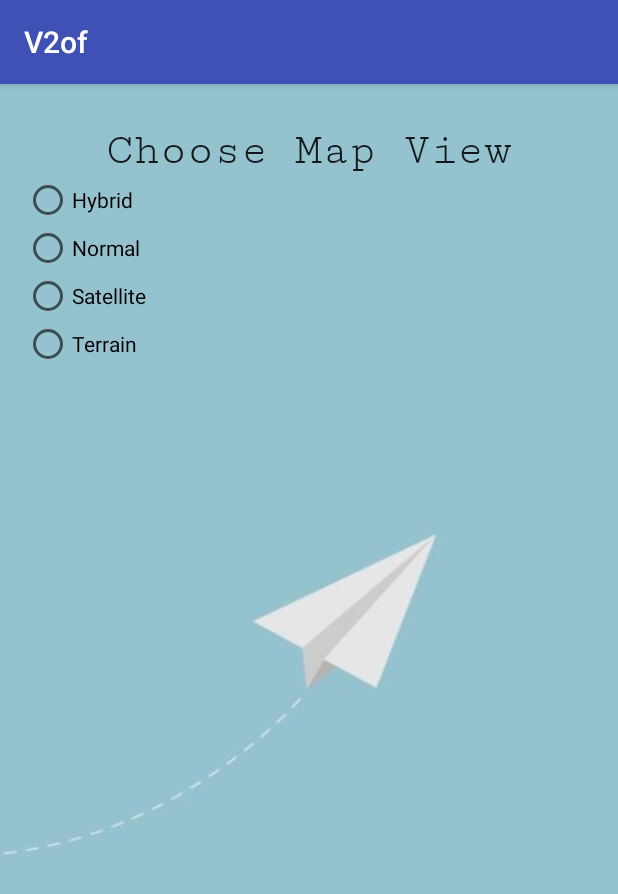
After one commit to AvgoustisFakiris/V2of2, an Android app: the MapView screen opened directly, with no data from a screen before it, on a phone screen of 412 x 824 dp. The commit adds this screen. Shown: the top 894 px of the screen. Run offline under Robolectric (Android 15) with nearby library versions, the phone set to English and light mode, and no system bars.

Commit message:
Map View

```diff
--- a/app/src/main/java/gr/hua/www/v2of2/BaseActivity.java
+++ b/app/src/main/java/gr/hua/www/v2of2/BaseActivity.java
@@ -407,6 +407,11 @@ public class BaseActivity extends AppCompatActivity implements
             case R.id.menu_debug_off:
                 VersionHelper.refreshActionBarMenu(this);
                 dbg = false;
+                return true;
+            case R.id.menu_map_view:
+                VersionHelper.refreshActionBarMenu(this);
+                Intent intent = new Intent(getApplicationContext(), MapView.class);
+                startActivity(intent);
                 return true;
 
         }
--- /dev/null
+++ b/app/src/main/res/layout/activity_map_view.xml
@@ -0,0 +1,60 @@
+<?xml version="1.0" encoding="utf-8"?>
+<RelativeLayout
+    xmlns:android="http://schemas.android.com/apk/res/android"
+    android:layout_width="fill_parent"
+    android:layout_height="fill_parent"
+    android:background="@drawable/backg2"
+    android:fitsSystemWindows="true"
+    android:paddingBottom="@dimen/activity_vertical_margin"
+    android:paddingLeft="@dimen/activity_horizontal_margin"
+    android:paddingRight="@dimen/activity_horizontal_margin"
+    android:paddingTop="@dimen/activity_vertical_margin">
+
+
+    <TextView
+        android:id="@+id/textView2"
+        android:layout_width="wrap_content"
+        android:layout_height="wrap_content"
+        android:layout_centerHorizontal="true"
+        android:layout_marginTop="11dp"
+        android:fontFamily="serif-monospace"
+        android:text="Choose Map View"
+        android:textAppearance="@style/TextAppearance.AppCompat.Body2"
+        android:textSize="30sp" />
+
+    <RadioGroup xmlns:android="http://schemas.android.com/apk/res/android"
+        android:id="@+id/radioGroup1"
+        android:layout_width="match_parent"
+        android:layout_height="wrap_content"
+        android:layout_below="@+id/textView2">
+
+        <RadioButton
+            android:id="@+id/radio_hybrid"
+            android:layout_width="wrap_content"
+            android:layout_height="wrap_content"
+            android:onClick="onRadioButtonClicked"
+            android:text="Hybrid" />
+
+        <RadioButton
+            android:id="@+id/radio_normal"
+            android:layout_width="wrap_content"
+            android:layout_height="wrap_content"
+            android:onClick="onRadioButtonClicked"
+            android:text="Normal" />
+
+        <RadioButton
+            android:id="@+id/radio_satellite"
+            android:layout_width="wrap_content"
+            android:layout_height="wrap_content"
+            android:onClick="onRadioButtonClicked"
+            android:text="Satellite" />
+
+        <RadioButton
+            android:id="@+id/radio_terrain"
+            android:layout_width="wrap_content"
+            android:layout_height="wrap_content"
+            android:onClick="onRadioButtonClicked"
+            android:text="Terrain" />
+    </RadioGroup>
+
+</RelativeLayout>
--- a/app/src/main/res/menu/menu_main.xml
+++ b/app/src/main/res/menu/menu_main.xml
@@ -30,5 +30,11 @@
         android:icon="@drawable/nodebug"
         android:title="Disable Debugging"
         app:showAsAction="never"/>
+    <item
+        android:id="@+id/menu_map_view"
+        android:icon="@drawable/map"
+        android:orderInCategory="10"
+        android:title="Map View"
+        app:showAsAction="never" />
 
 </menu>
```
Also changed, not shown: app/src/main/AndroidManifest.xml (+6 -4 lines), app/src/main/java/gr/hua/www/v2of2/MapView.java (added, +46 -0 lines), app/src/main/java/gr/hua/www/v2of2/MapsActivity.java (+11 -1 lines).
